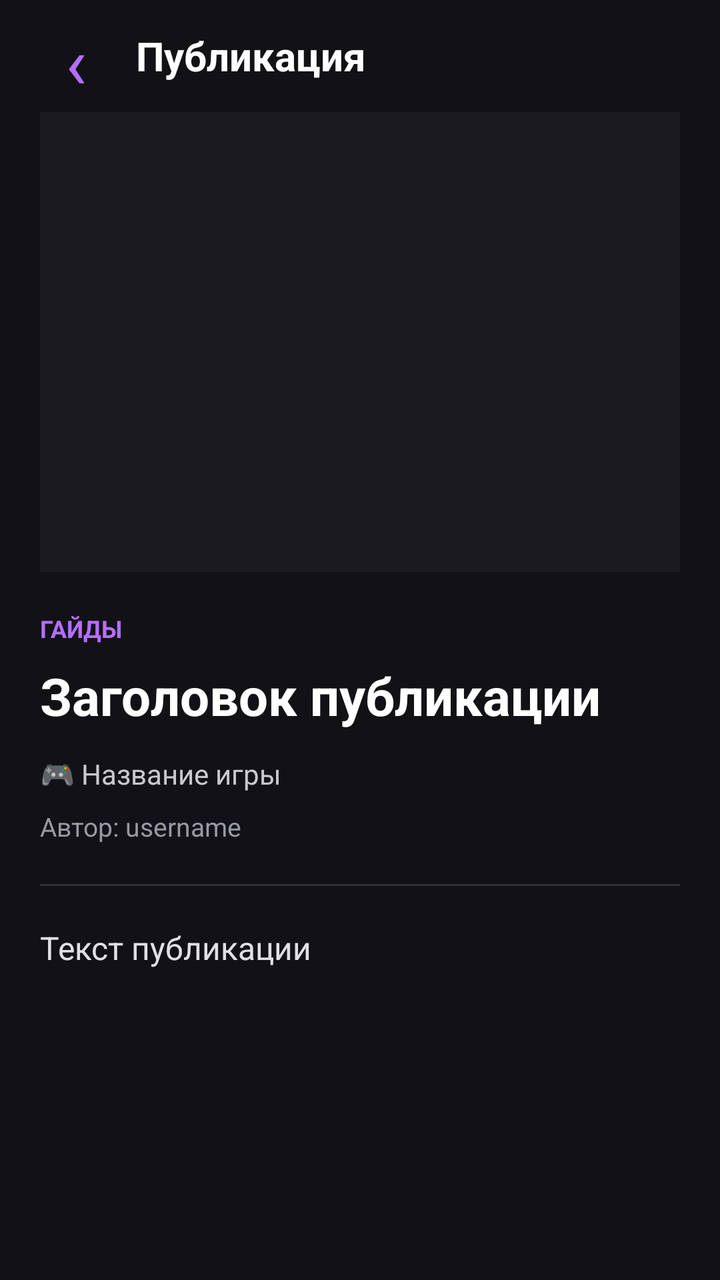
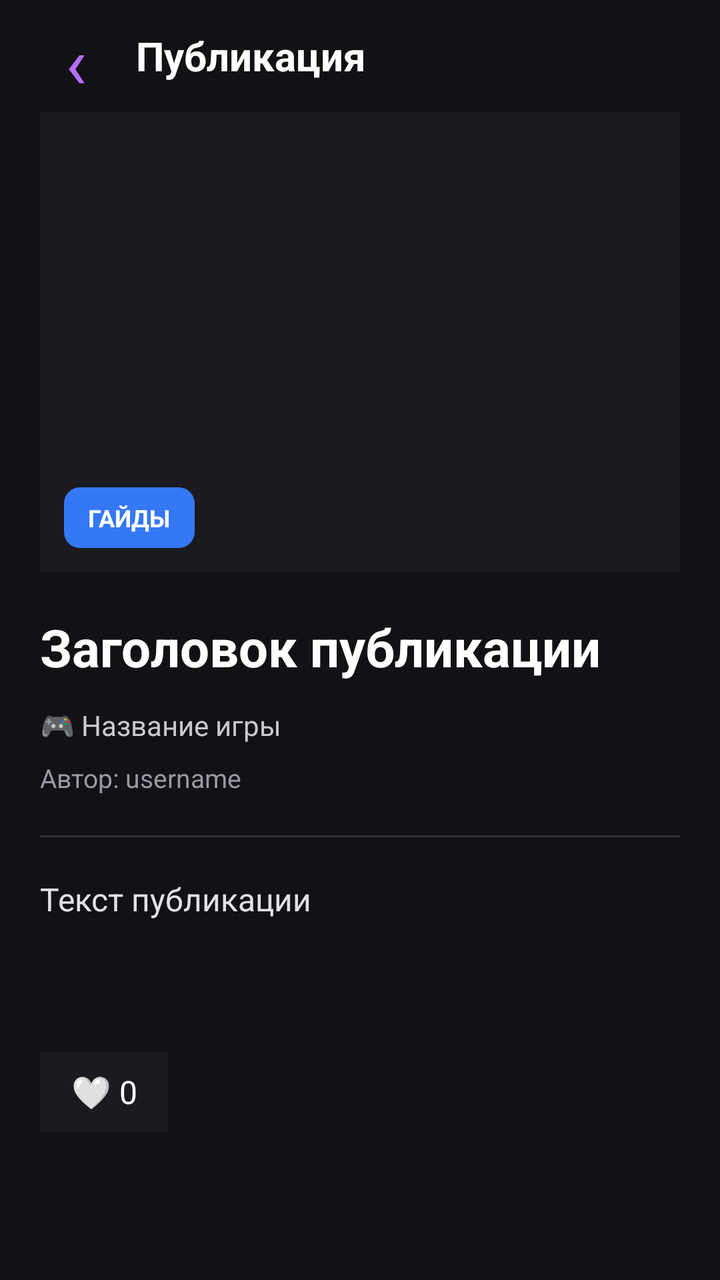

Screens rendered from an Android XML layout before and after an edit, with the pre-edit source and the edit as a unified diff.
<!-- AndroidManifest.xml: application theme Theme.GamerHub -->
<!-- res/layout/screen_post_details.xml -->
<?xml version="1.0" encoding="utf-8"?>
<androidx.constraintlayout.widget.ConstraintLayout
    xmlns:android="http://schemas.android.com/apk/res/android"
    xmlns:app="http://schemas.android.com/apk/res-auto"
    android:layout_width="match_parent"
    android:layout_height="match_parent"
    android:background="#121216">

    
    <LinearLayout
        android:id="@+id/postDetailsToolbar"
        android:layout_width="0dp"
        android:layout_height="56dp"
        android:gravity="center_vertical"
        android:orientation="horizontal"
        android:paddingStart="16dp"
        android:paddingEnd="16dp"
        app:layout_constraintTop_toTopOf="parent"
        app:layout_constraintStart_toStartOf="parent"
        app:layout_constraintEnd_toEndOf="parent">

        <TextView
            android:id="@+id/postDetailsBackButton"
            android:layout_width="44dp"
            android:layout_height="44dp"
            android:gravity="center"
            android:text="‹"
            android:textColor="#B46EFF"
            android:textSize="36sp"
            android:clickable="true"
            android:focusable="true"
            android:contentDescription="Назад" />

        <TextView
            android:layout_width="wrap_content"
            android:layout_height="wrap_content"
            android:layout_marginStart="8dp"
            android:text="Публикация"
            android:textColor="#FFFFFF"
            android:textSize="20sp"
            android:textStyle="bold" />

    </LinearLayout>

    
    <ScrollView
        android:id="@+id/postDetailsScroll"
        android:layout_width="0dp"
        android:layout_height="0dp"
        android:fillViewport="true"
        app:layout_constraintTop_toBottomOf="@id/postDetailsToolbar"
        app:layout_constraintBottom_toBottomOf="parent"
        app:layout_constraintStart_toStartOf="parent"
        app:layout_constraintEnd_toEndOf="parent">

        <LinearLayout
            android:layout_width="match_parent"
            android:layout_height="wrap_content"
            android:orientation="vertical"
            android:paddingStart="20dp"
            android:paddingEnd="20dp"
            android:paddingBottom="32dp">

            
            <ImageView
                android:id="@+id/postDetailsImage"
                android:layout_width="match_parent"
                android:layout_height="230dp"
                android:background="#1A1A20"
                android:scaleType="centerCrop"
                android:contentDescription="Обложка публикации" />

            
            <TextView
                android:id="@+id/postDetailsType"
                android:layout_width="wrap_content"
                android:layout_height="wrap_content"
                android:layout_marginTop="20dp"
                android:text="ГАЙДЫ"
                android:textColor="#B46EFF"
                android:textSize="12sp"
                android:textStyle="bold" />

            
            <TextView
                android:id="@+id/postDetailsTitle"
                android:layout_width="match_parent"
                android:layout_height="wrap_content"
                android:layout_marginTop="8dp"
                android:text="Заголовок публикации"
                android:textColor="#FFFFFF"
                android:textSize="26sp"
                android:textStyle="bold" />

            
            <TextView
                android:id="@+id/postDetailsGame"
                android:layout_width="match_parent"
                android:layout_height="wrap_content"
                android:layout_marginTop="12dp"
                android:text="🎮 Название игры"
                android:textColor="#C8C8D0"
                android:textSize="14sp" />

            
            <TextView
                android:id="@+id/postDetailsAuthor"
                android:layout_width="match_parent"
                android:layout_height="wrap_content"
                android:layout_marginTop="8dp"
                android:text="Автор: username"
                android:textColor="#9999A5"
                android:textSize="13sp" />

            
            <View
                android:layout_width="match_parent"
                android:layout_height="1dp"
                android:layout_marginTop="20dp"
                android:layout_marginBottom="20dp"
                android:background="#303039" />

            
            <TextView
                android:id="@+id/postDetailsContent"
                android:layout_width="match_parent"
                android:layout_height="wrap_content"
                android:text="Текст публикации"
                android:textColor="#E0E0E6"
                android:textSize="16sp"
                android:lineSpacingExtra="6dp"
                android:textIsSelectable="true" />

            
            <TextView
                android:id="@+id/postDetailsTags"
                android:layout_width="match_parent"
                android:layout_height="wrap_content"
                android:layout_marginTop="24dp"
                android:textColor="#B46EFF"
                android:textSize="13sp" />

        </LinearLayout>

    </ScrollView>

</androidx.constraintlayout.widget.ConstraintLayout>
<!-- resources referenced by this layout -->
<resources>
  <style name="Theme.GamerHub" parent="Base.Theme.GamerHub" />
  <style name="Base.Theme.GamerHub" parent="Theme.Material3.DayNight.NoActionBar">
          
          
      </style>
</resources>

<!-- the commit's change to res/layout/screen_post_details.xml (unified diff, before → after) -->
@@ -62,31 +62,44 @@
             android:paddingBottom="32dp">
 
             
-            <ImageView
-                android:id="@+id/postDetailsImage"
+            <FrameLayout
                 android:layout_width="match_parent"
                 android:layout_height="230dp"
-                android:background="#1A1A20"
-                android:scaleType="centerCrop"
-                android:contentDescription="Обложка публикации" />
+                android:background="#1A1A20">
 
-            
-            <TextView
-                android:id="@+id/postDetailsType"
-                android:layout_width="wrap_content"
-                android:layout_height="wrap_content"
-                android:layout_marginTop="20dp"
-                android:text="ГАЙДЫ"
-                android:textColor="#B46EFF"
-                android:textSize="12sp"
-                android:textStyle="bold" />
+                
+                <ImageView
+                    android:id="@+id/postDetailsImage"
+                    android:layout_width="match_parent"
+                    android:layout_height="match_parent"
+                    android:scaleType="centerCrop"
+                    android:contentDescription="Обложка публикации" />
+
+                
+                <TextView
+                    android:id="@+id/postDetailsType"
+                    android:layout_width="wrap_content"
+                    android:layout_height="wrap_content"
+                    android:layout_gravity="bottom|start"
+                    android:layout_margin="12dp"
+                    android:background="@drawable/bg_post_category"
+                    android:paddingStart="12dp"
+                    android:paddingEnd="12dp"
+                    android:paddingTop="7dp"
+                    android:paddingBottom="7dp"
+                    android:text="ГАЙДЫ"
+                    android:textColor="#FFFFFF"
+                    android:textSize="12sp"
+                    android:textStyle="bold" />
+
+            </FrameLayout>
 
             
             <TextView
                 android:id="@+id/postDetailsTitle"
                 android:layout_width="match_parent"
                 android:layout_height="wrap_content"
-                android:layout_marginTop="8dp"
+                android:layout_marginTop="20dp"
                 android:text="Заголовок публикации"
                 android:textColor="#FFFFFF"
                 android:textSize="26sp"
@@ -140,6 +153,33 @@
                 android:textColor="#B46EFF"
                 android:textSize="13sp" />
 
+            
+            <LinearLayout
+                android:id="@+id/postLikesPanel"
+                android:layout_width="wrap_content"
+                android:layout_height="wrap_content"
+                android:layout_marginTop="24dp"
+                android:orientation="horizontal"
+                android:gravity="center_vertical">
+
+                <TextView
+                    android:id="@+id/postLikeButton"
+                    android:layout_width="wrap_content"
+                    android:layout_height="40dp"
+                    android:minWidth="64dp"
+                    android:gravity="center"
+                    android:paddingStart="12dp"
+                    android:paddingEnd="12dp"
+                    android:background="#1A1A20"
+                    android:text="🤍 0"
+                    android:textColor="#FFFFFF"
+                    android:textSize="16sp"
+                    android:clickable="true"
+                    android:focusable="true"
+                    android:contentDescription="Поставить или убрать лайк" />
+
+            </LinearLayout>
+
         </LinearLayout>
 
     </ScrollView>
<!-- resource entries referenced after the edit -->
@@ -1,5 +1,15 @@
 <!-- resources referenced by this layout -->
 <resources>
+  <!-- drawable bg_post_category (drawable) -->
+  <?xml version="1.0" encoding="utf-8"?>
+  <shape xmlns:android="http://schemas.android.com/apk/res/android"
+      android:shape="rectangle">
+  
+      <solid android:color="#3478F6" />
+  
+      <corners android:radius="8dp" />
+  
+  </shape>
   <style name="Theme.GamerHub" parent="Base.Theme.GamerHub" />
   <style name="Base.Theme.GamerHub" parent="Theme.Material3.DayNight.NoActionBar">
           
